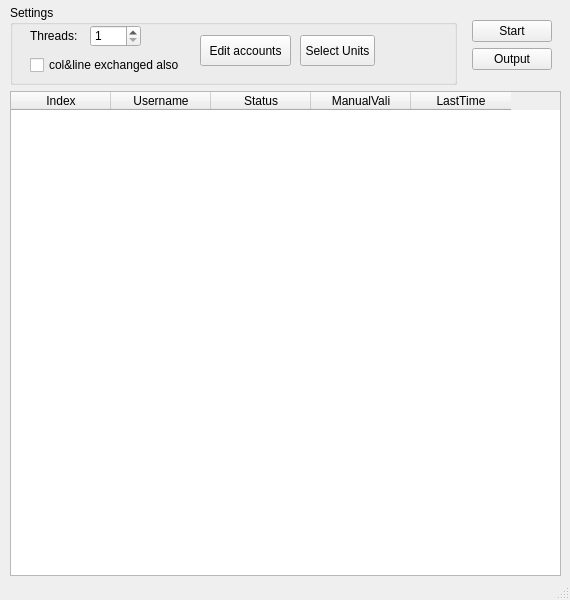
cca2878/autobox, file ui_parts/autobox.ui: the form before one commit.
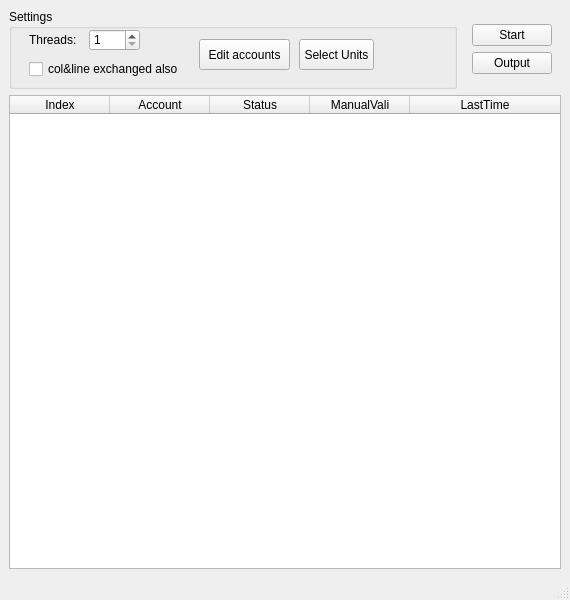
The form after the commit.

Patch:
```diff
--- a/ui_parts/autobox.ui
+++ b/ui_parts/autobox.ui
@@ -10,32 +10,11 @@
                 <height>600</height>
             </rect>
         </property>
-        <property name="minimumSize">
-            <size>
-                <width>570</width>
-                <height>600</height>
-            </size>
-        </property>
-        <property name="maximumSize">
-            <size>
-                <width>570</width>
-                <height>600</height>
-            </size>
-        </property>
         <property name="windowTitle">
             <string>Autobox</string>
         </property>
         <widget class="QWidget" name="centralwidget">
-            <widget class="QWidget" name="verticalLayoutWidget">
-                <property name="geometry">
-                    <rect>
-                        <x>10</x>
-                        <y>5</y>
-                        <width>551</width>
-                        <height>571</height>
-                    </rect>
-                </property>
-                <layout class="QVBoxLayout" name="verticalLayout">
+            <layout class="QVBoxLayout" name="verticalLayout_3">
                     <item>
                         <layout class="QHBoxLayout" name="horizontalLayout">
                             <item>
@@ -139,16 +118,13 @@
                                                 <property name="text">
                                                     <string>Start</string>
                                                 </property>
+                                            <property name="flat">
+                                                <bool>false</bool>
+                                            </property>
                                             </widget>
                                         </item>
                                         <item>
                                             <widget class="QPushButton" name="btnOutput">
-                                                <property name="maximumSize">
-                                                    <size>
-                                                        <width>268</width>
-                                                        <height>16777215</height>
-                                                    </size>
-                                                </property>
                                                 <property name="text">
                                                     <string>Output</string>
                                                 </property>
@@ -191,9 +167,15 @@
                             <attribute name="horizontalHeaderVisible">
                                 <bool>true</bool>
                             </attribute>
+                        <attribute name="horizontalHeaderCascadingSectionResizes">
+                            <bool>true</bool>
+                        </attribute>
                             <attribute name="horizontalHeaderHighlightSections">
                                 <bool>true</bool>
                             </attribute>
+                        <attribute name="horizontalHeaderStretchLastSection">
+                            <bool>true</bool>
+                        </attribute>
                             <attribute name="verticalHeaderVisible">
                                 <bool>false</bool>
                             </attribute>
@@ -210,7 +192,7 @@
                             </column>
                             <column>
                                 <property name="text">
-                                    <string>Username</string>
+                                <string>Account</string>
                                 </property>
                             </column>
                             <column>
@@ -232,7 +214,6 @@
                     </item>
                 </layout>
             </widget>
-        </widget>
         <widget class="QStatusBar" name="statusBar"/>
     </widget>
     <tabstops>
```
Left out of the diff: 1 changed line with no effect on the pictures. Lines whose indentation alone changed are shown as unchanged.
